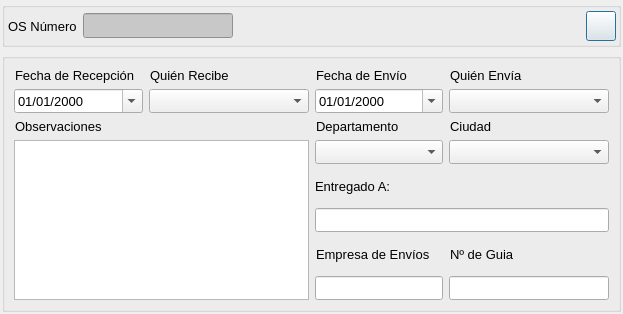
Old version of the form ui/sotracking.ui in the repository OdairTrujillo/blockcheck.
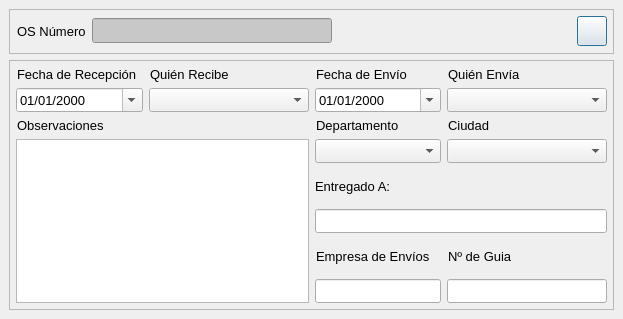
New version of the form. Icons and pictures are not drawn.

Commit message: Se incluye .gitignore, se modifica el correo de contacto en el README.dm. También se actualizan los layouts de las interfaces gráficas. El proyecto queda listo para editar código.

The edit to the form file:
```diff
--- a/ui/sotracking.ui
+++ b/ui/sotracking.ui
@@ -10,7 +10,7 @@
     <x>0</x>
     <y>0</y>
     <width>623</width>
-    <height>314</height>
+    <height>319</height>
    </rect>
   </property>
   <property name="sizePolicy">
@@ -34,157 +34,35 @@
   </property>
   <layout class="QGridLayout" name="gridLayout_4">
    <property name="leftMargin">
-    <number>2</number>
+    <number>9</number>
    </property>
    <property name="topMargin">
-    <number>2</number>
+    <number>9</number>
    </property>
    <property name="rightMargin">
-    <number>2</number>
+    <number>9</number>
    </property>
    <property name="bottomMargin">
-    <number>2</number>
+    <number>9</number>
    </property>
-   <item row="0" column="0">
-    <widget class="QGroupBox" name="menuGroupBox">
-     <property name="minimumSize">
-      <size>
-       <width>0</width>
-       <height>45</height>
-      </size>
-     </property>
-     <property name="maximumSize">
-      <size>
-       <width>16777215</width>
-       <height>50</height>
-      </size>
-     </property>
-     <property name="title">
-      <string/>
-     </property>
-     <property name="alignment">
-      <set>Qt::AlignLeading|Qt::AlignLeft|Qt::AlignTop</set>
-     </property>
-     <property name="flat">
-      <bool>false</bool>
-     </property>
-     <property name="checkable">
-      <bool>false</bool>
-     </property>
-     <layout class="QGridLayout" name="gridLayout_2">
-      <property name="leftMargin">
-       <number>2</number>
-      </property>
-      <property name="topMargin">
-       <number>2</number>
-      </property>
-      <property name="rightMargin">
-       <number>2</number>
-      </property>
-      <property name="bottomMargin">
-       <number>2</number>
-      </property>
-      <item row="0" column="0">
-       <widget class="QLabel" name="label_10">
-        <property name="font">
-         <font>
-          <pointsize>10</pointsize>
-         </font>
-        </property>
-        <property name="text">
-         <string>OS Número</string>
-        </property>
-        <property name="indent">
-         <number>1</number>
-        </property>
-       </widget>
-      </item>
-      <item row="0" column="1">
-       <widget class="QLineEdit" name="soNumberLineEdit">
-        <property name="minimumSize">
-         <size>
-          <width>0</width>
-          <height>24</height>
-         </size>
-        </property>
-        <property name="maximumSize">
-         <size>
-          <width>150</width>
-          <height>16777215</height>
-         </size>
-        </property>
-        <property name="font">
-         <font>
-          <family>DejaVu Sans</family>
-          <pointsize>10</pointsize>
-          <weight>9</weight>
-          <italic>true</italic>
-          <bold>false</bold>
-         </font>
-        </property>
-        <property name="toolTip">
-         <string>Introduzca Dato a Localizar</string>
-        </property>
-        <property name="styleSheet">
-         <string notr="true">background-color: rgb(200, 200, 200);
-font: 75 oblique 10pt &quot;DejaVu Sans&quot;;</string>
-        </property>
-        <property name="readOnly">
-         <bool>true</bool>
-        </property>
-       </widget>
-      </item>
-      <item row="0" column="2">
-       <spacer name="horizontalSpacer">
-        <property name="orientation">
-         <enum>Qt::Horizontal</enum>
-        </property>
-        <property name="sizeHint" stdset="0">
-         <size>
-          <width>40</width>
-          <height>20</height>
-         </size>
-        </property>
-       </spacer>
-      </item>
-      <item row="0" column="3">
-       <widget class="QPushButton" name="saveButton">
-        <property name="enabled">
-         <bool>true</bool>
-        </property>
-        <property name="minimumSize">
-         <size>
-          <width>30</width>
-          <height>30</height>
-         </size>
-        </property>
-        <property name="maximumSize">
-         <size>
-          <width>30</width>
-          <height>30</height>
-         </size>
-        </property>
-        <property name="toolTip">
-         <string>Guardar</string>
-        </property>
-        <property name="text">
-         <string/>
-        </property>
-        <property name="icon">
-         <iconset resource="../resources/resources.qrc">
-          <normaloff>:/icons/icons/save.png</normaloff>:/icons/icons/save.png</iconset>
-        </property>
-       </widget>
-      </item>
-     </layout>
-    </widget>
-   </item>
    <item row="1" column="0">
-    <widget class="QGroupBox" name="groupBox">
-     <property name="title">
-      <string/>
+    <widget class="QFrame" name="frame">
+     <property name="frameShape">
+      <enum>QFrame::StyledPanel</enum>
      </property>
      <layout class="QGridLayout" name="gridLayout_3">
+      <property name="leftMargin">
+       <number>6</number>
+      </property>
+      <property name="topMargin">
+       <number>6</number>
+      </property>
+      <property name="rightMargin">
+       <number>6</number>
+      </property>
+      <property name="bottomMargin">
+       <number>6</number>
+      </property>
       <item row="0" column="0">
        <layout class="QGridLayout" name="gridLayout">
         <item row="0" column="0">
@@ -554,6 +432,131 @@
      </layout>
     </widget>
    </item>
+   <item row="0" column="0">
+    <widget class="QFrame" name="menuFrame">
+     <property name="minimumSize">
+      <size>
+       <width>0</width>
+       <height>45</height>
+      </size>
+     </property>
+     <property name="maximumSize">
+      <size>
+       <width>16777215</width>
+       <height>50</height>
+      </size>
+     </property>
+     <property name="frameShape">
+      <enum>QFrame::StyledPanel</enum>
+     </property>
+     <layout class="QGridLayout" name="gridLayout_2">
+      <property name="leftMargin">
+       <number>6</number>
+      </property>
+      <property name="topMargin">
+       <number>6</number>
+      </property>
+      <property name="rightMargin">
+       <number>6</number>
+      </property>
+      <property name="bottomMargin">
+       <number>6</number>
+      </property>
+      <item row="0" column="0">
+       <widget class="QLabel" name="label_10">
+        <property name="font">
+         <font>
+          <pointsize>10</pointsize>
+         </font>
+        </property>
+        <property name="text">
+         <string>OS Número</string>
+        </property>
+        <property name="indent">
+         <number>1</number>
+        </property>
+       </widget>
+      </item>
+      <item row="0" column="1">
+       <widget class="QLineEdit" name="soNumberLineEdit">
+        <property name="minimumSize">
+         <size>
+          <width>0</width>
+          <height>24</height>
+         </size>
+        </property>
+        <property name="maximumSize">
+         <size>
+          <width>16777215</width>
+          <height>16777215</height>
+         </size>
+        </property>
+        <property name="font">
+         <font>
+          <family>DejaVu Sans</family>
+          <pointsize>10</pointsize>
+          <weight>9</weight>
+          <italic>true</italic>
+          <bold>false</bold>
+         </font>
+        </property>
+        <property name="toolTip">
+         <string>Introduzca Dato a Localizar</string>
+        </property>
+        <property name="styleSheet">
+         <string notr="true">background-color: rgb(200, 200, 200);
+font: 75 oblique 10pt &quot;DejaVu Sans&quot;;</string>
+        </property>
+        <property name="readOnly">
+         <bool>true</bool>
+        </property>
+       </widget>
+      </item>
+      <item row="0" column="2">
+       <spacer name="horizontalSpacer">
+        <property name="orientation">
+         <enum>Qt::Horizontal</enum>
+        </property>
+        <property name="sizeHint" stdset="0">
+         <size>
+          <width>40</width>
+          <height>20</height>
+         </size>
+        </property>
+       </spacer>
+      </item>
+      <item row="0" column="3">
+       <widget class="QPushButton" name="saveButton">
+        <property name="enabled">
+         <bool>true</bool>
+        </property>
+        <property name="minimumSize">
+         <size>
+          <width>30</width>
+          <height>30</height>
+         </size>
+        </property>
+        <property name="maximumSize">
+         <size>
+          <width>30</width>
+          <height>30</height>
+         </size>
+        </property>
+        <property name="toolTip">
+         <string>Guardar</string>
+        </property>
+        <property name="text">
+         <string/>
+        </property>
+        <property name="icon">
+         <iconset resource="../resources/resources.qrc">
+          <normaloff>:/icons/icons/save.png</normaloff>:/icons/icons/save.png</iconset>
+        </property>
+       </widget>
+      </item>
+     </layout>
+    </widget>
+   </item>
   </layout>
  </widget>
  <tabstops>
```
The commit also changes 135 other files.
